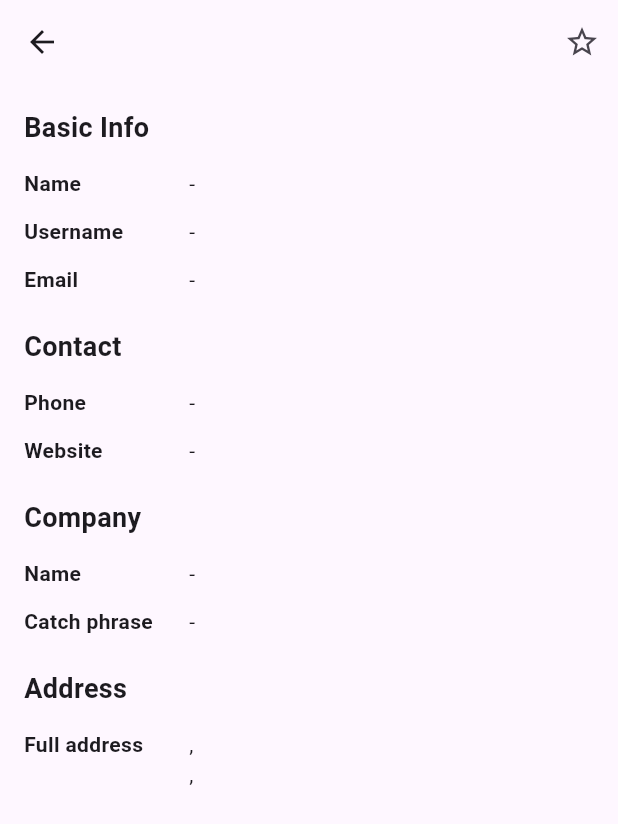
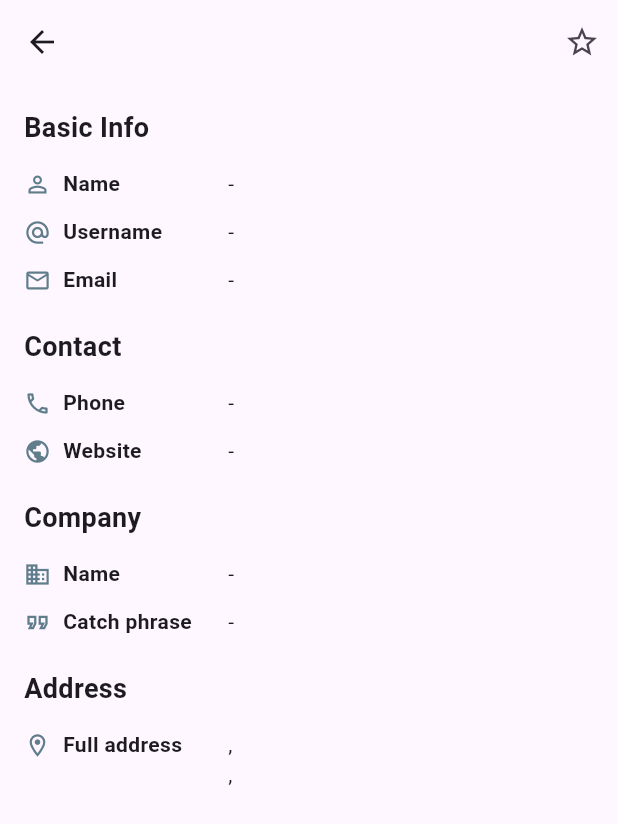
Before and after one commit to Tketany/flutter_user_directory, a Flutter app: the UserDetailScreen screen opened directly with empty values, on a phone screen of 412 x 824 dp. Shown: the top 824 px of the screen. Run offline on Flutter 3.47's test engine with Material 3 defaults, Android fonts, the phone set to English and light mode, and no system bars; network calls fail.

Commit message:
Add icons in user detail screen

```diff
--- a/lib/main.dart
+++ b/lib/main.dart
@@ -6,7 +6,7 @@ void main() {
 }
 
 class MyApp extends StatefulWidget {
-  const MyApp({super.key});
+  const MyApp({super.key}); //widget constructor
 
   @override
   State<MyApp> createState() => _MyAppState();
--- a/lib/screens/user_detail_screen.dart
+++ b/lib/screens/user_detail_screen.dart
@@ -35,23 +35,39 @@ class UserDetailScreen extends StatelessWidget {
         padding: const EdgeInsets.all(16),
         children: [
           _SectionTitle('Basic Info'),
-          _InfoRow(label: 'Name', value: user.name),
-          _InfoRow(label: 'Username', value: user.username),
-          _InfoRow(label: 'Email', value: user.email),
+          _InfoRow(label: 'Name', value: user.name, icon: Icons.person_outline),
+          _InfoRow(
+            label: 'Username',
+            value: user.username,
+            icon: Icons.alternate_email,
+          ),
+          _InfoRow(label: 'Email', value: user.email, icon: Icons.email_outlined),
 
           const SizedBox(height: 16),
           _SectionTitle('Contact'),
-          _InfoRow(label: 'Phone', value: user.phone),
-          _InfoRow(label: 'Website', value: user.website),
+          _InfoRow(label: 'Phone', value: user.phone, icon: Icons.phone_outlined),
+          _InfoRow(label: 'Website', value: user.website, icon: Icons.public),
 
           const SizedBox(height: 16),
           _SectionTitle('Company'),
-          _InfoRow(label: 'Name', value: user.company.name),
-          _InfoRow(label: 'Catch phrase', value: user.company.catchPhrase),
+          _InfoRow(
+            label: 'Name',
+            value: user.company.name,
+            icon: Icons.business_outlined,
+          ),
+          _InfoRow(
+            label: 'Catch phrase',
+            value: user.company.catchPhrase,
+            icon: Icons.format_quote_outlined,
+          ),
 
           const SizedBox(height: 16),
           _SectionTitle('Address'),
-          _InfoRow(label: 'Full address', value: address),
+          _InfoRow(
+            label: 'Full address',
+            value: address,
+            icon: Icons.location_on_outlined,
+          ),
         ],
       ),
     );
@@ -78,8 +94,9 @@ class _SectionTitle extends StatelessWidget {
 class _InfoRow extends StatelessWidget {
   final String label;
   final String value;
+  final IconData? icon;
 
-  const _InfoRow({required this.label, required this.value});
+  const _InfoRow({required this.label, required this.value, this.icon});
 
   @override
   Widget build(BuildContext context) {
@@ -88,6 +105,12 @@ class _InfoRow extends StatelessWidget {
       child: Row(
         crossAxisAlignment: CrossAxisAlignment.start,
         children: [
+          if (icon != null) ...[
+            Padding(
+              padding: const EdgeInsets.only(top: 2, right: 8),
+              child: Icon(icon, size: 18, color: Colors.blueGrey),
+            ),
+          ],
           SizedBox(
             width: 110,
             child: Text(
```
